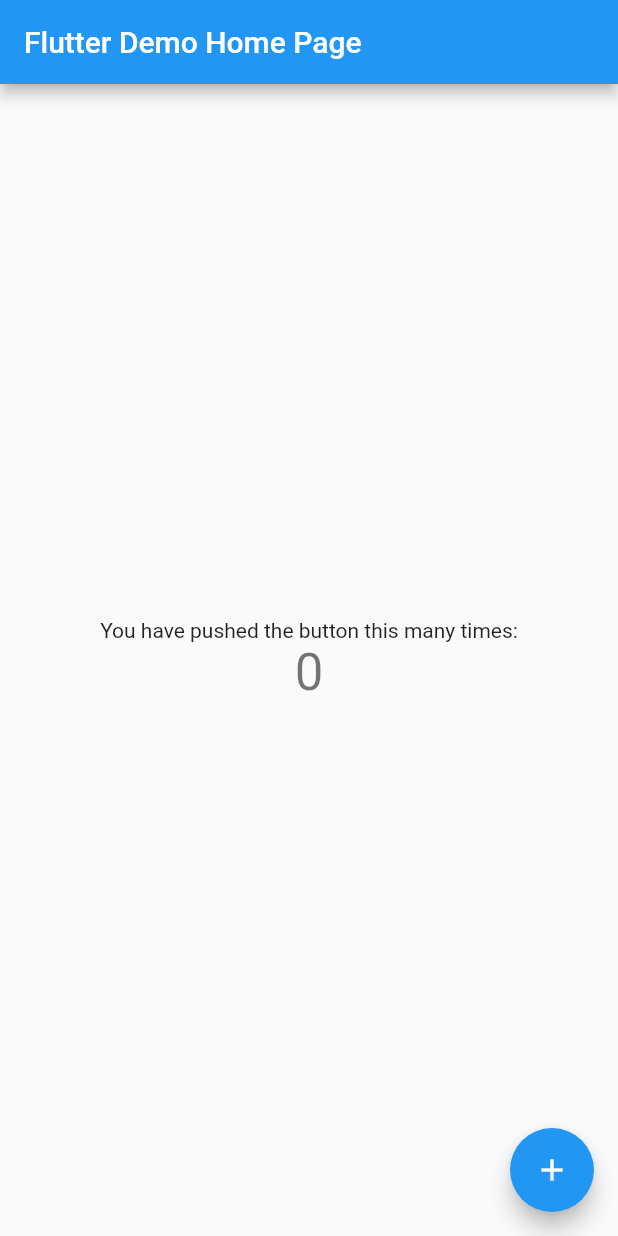
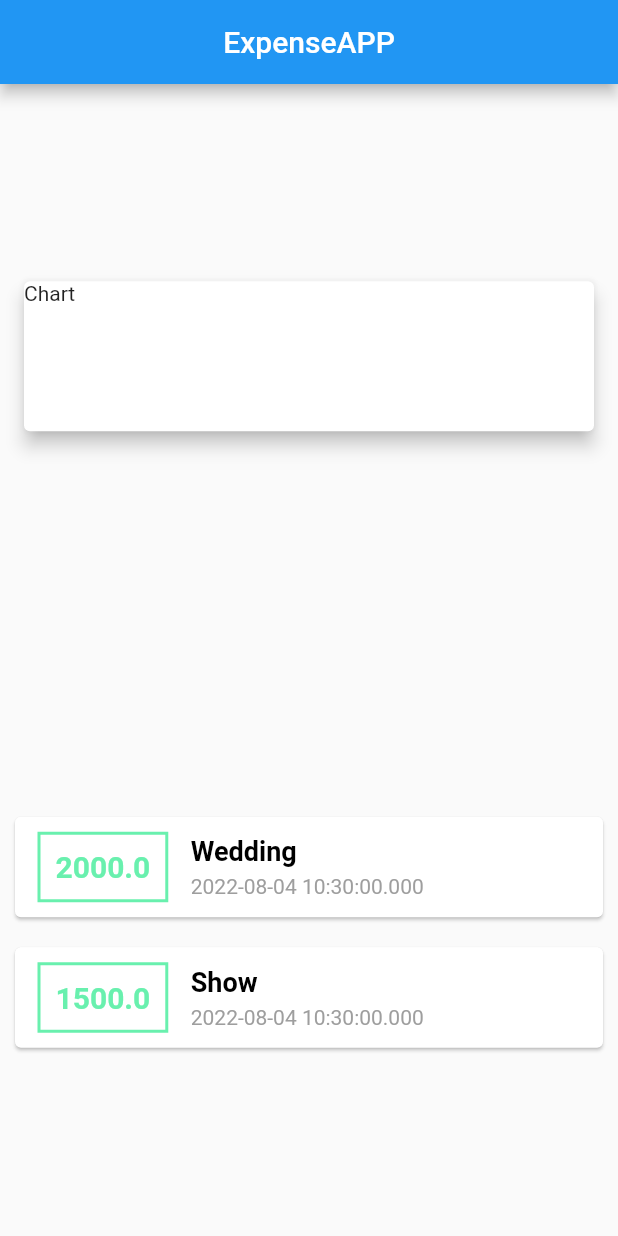
Before and after one commit to Abhilash-Puthukkudi/flutter_refresher, a Flutter app: the screen it shows after launch, on a phone screen of 412 x 824 dp. Run offline on Flutter 3.47's test engine with Material 2 defaults, Android fonts, the phone set to English and light mode, and no system bars.

Commit message:
main updated

```diff
--- a/Styling /expense_app/lib/main.dart
+++ b/Styling /expense_app/lib/main.dart
@@ -1,115 +1,88 @@
+import 'package:expense_app/models/transactions.dart';
+import 'package:expense_app/widgets/BottomCard.dart';
+import 'package:expense_app/widgets/TopCard.dart';
 import 'package:flutter/material.dart';
 
 void main() {
-  runApp(const MyApp());
+  runApp(ExpenseAPP());
 }
 
-class MyApp extends StatelessWidget {
-  const MyApp({Key? key}) : super(key: key);
+@override
+class ExpenseAPP extends StatelessWidget {
+  Widget build(BuildContext context) {
+    return MaterialApp(
+        debugShowCheckedModeBanner: false,
+        title: 'expense app',
+        home: Homepage());
+  }
+}
 
-  // This widget is the root of your application.
+class Homepage extends StatelessWidget {
+  final List<Transactions> transactions = [
+    Transactions(
+        id: "1", title: "Wedding", amount: 2000.0, date: DateTime.now()),
+    Transactions(id: "2", title: "Show", amount: 1500.0, date: DateTime.now()),
+  ];
+
   @override
   Widget build(BuildContext context) {
-    return MaterialApp(
-      title: 'Flutter Demo',
-      theme: ThemeData(
-        // This is the theme of your application.
-        //
-        // Try running your application with "flutter run". You'll see the
-        // application has a blue toolbar. Then, without quitting the app, try
-        // changing the primarySwatch below to Colors.green and then invoke
-        // "hot reload" (press "r" in the console where you ran "flutter run",
-        // or simply save your changes to "hot reload" in a Flutter IDE).
-        // Notice that the counter didn't reset back to zero; the application
-        // is not restarted.
-        primarySwatch: Colors.blue,
+    // TODO: implement build
+    return Scaffold(
+      appBar: AppBar(title: Text("ExpenseAPP"), centerTitle: true),
+      body: Column(
+        mainAxisAlignment: MainAxisAlignment.spaceAround,
+        crossAxisAlignment: CrossAxisAlignment.stretch,
+        children: [
+          TopCard(),
+          Column(
+            children: transactions.map((Tx) {
+              return Card(
+                  margin: EdgeInsets.all(10),
+                  child: Row(
+                    mainAxisAlignment: MainAxisAlignment.start,
+                    children: [
+                      Container(
+                        padding: EdgeInsets.all(10),
+                        decoration: BoxDecoration(
+                          border: Border.all(
+                            color: Colors.greenAccent,
+                            width: 2,
+                          ),
+                        ),
+                        margin:
+                            EdgeInsets.symmetric(vertical: 10, horizontal: 15),
+                        child: Text(
+                          Tx.amount.toString(),
+                          style: TextStyle(
+                              fontWeight: FontWeight.bold,
+                              fontSize: 20,
+                              color: Colors.greenAccent),
+                        ),
+                      ),
+                      Column(
+                        mainAxisAlignment: MainAxisAlignment.spaceAround,
+                        crossAxisAlignment: CrossAxisAlignment.start,
+                        children: [
+                          Text(
+                            Tx.title.toString(),
+                            style: TextStyle(
+                                fontWeight: FontWeight.bold,
+                                fontSize: 18,
+                                color: Colors.black),
+                          ),
+                          SizedBox(
+                            height: 5,
+                          ),
+                          Text(Tx.date.toString(),
+                              style: TextStyle(color: Colors.grey))
+                        ],
+                      )
+                    ],
+                  ));
+            }).toList(),
+          )
+        ],
       ),
-      home: const MyHomePage(title: 'Flutter Demo Home Page'),
     );
   }
 }
-
-class MyHomePage extends StatefulWidget {
-  const MyHomePage({Key? key, required this.title}) : super(key: key);
-
-  // This widget is the home page of your application. It is stateful, meaning
-  // that it has a State object (defined below) that contains fields that affect
-  // how it looks.
-
-  // This class is the configuration for the state. It holds the values (in this
-  // case the title) provided by the parent (in this case the App widget) and
-  // used by the build method of the State. Fields in a Widget subclass are
-  // always marked "final".
-
-  final String title;
-
-  @override
-  State<MyHomePage> createState() => _MyHomePageState();
-}
-
-class _MyHomePageState extends State<MyHomePage> {
-  int _counter = 0;
-
-  void _incrementCounter() {
-    setState(() {
-      // This call to setState tells the Flutter framework that something has
-      // changed in this State, which causes it to rerun the build method below
-      // so that the display can reflect the updated values. If we changed
-      // _counter without calling setState(), then the build method would not be
-      // called again, and so nothing would appear to happen.
-      _counter++;
-    });
-  }
-
-  @override
-  Widget build(BuildContext context) {
-    // This method is rerun every time setState is called, for instance as done
-    // by the _incrementCounter method above.
-    //
-    // The Flutter framework has been optimized to make rerunning build methods
-    // fast, so that you can just rebuild anything that needs updating rather
-    // than having to individually change instances of widgets.
-    return Scaffold(
-      appBar: AppBar(
-        // Here we take the value from the MyHomePage object that was created by
-        // the App.build method, and use it to set our appbar title.
-        title: Text(widget.title),
-      ),
-      body: Center(
-        // Center is a layout widget. It takes a single child and positions it
-        // in the middle of the parent.
-        child: Column(
-          // Column is also a layout widget. It takes a list of children and
-          // arranges them vertically. By default, it sizes itself to fit its
-          // children horizontally, and tries to be as tall as its parent.
-          //
-          // Invoke "debug painting" (press "p" in the console, choose the
-          // "Toggle Debug Paint" action from the Flutter Inspector in Android
-          // Studio, or the "Toggle Debug Paint" command in Visual Studio Code)
-          // to see the wireframe for each widget.
-          //
-          // Column has various properties to control how it sizes itself and
-          // how it positions its children. Here we use mainAxisAlignment to
-          // center the children vertically; the main axis here is the vertical
-          // axis because Columns are vertical (the cross axis would be
-          // horizontal).
-          mainAxisAlignment: MainAxisAlignment.center,
-          children: <Widget>[
-            const Text(
-              'You have pushed the button this many times:',
-            ),
-            Text(
-              '$_counter',
-              style: Theme.of(context).textTheme.headline4,
-            ),
-          ],
-        ),
-      ),
-      floatingActionButton: FloatingActionButton(
-        onPressed: _incrementCounter,
-        tooltip: 'Increment',
-        child: const Icon(Icons.add),
-      ), // This trailing comma makes auto-formatting nicer for build methods.
-    );
-  }
-}
```
